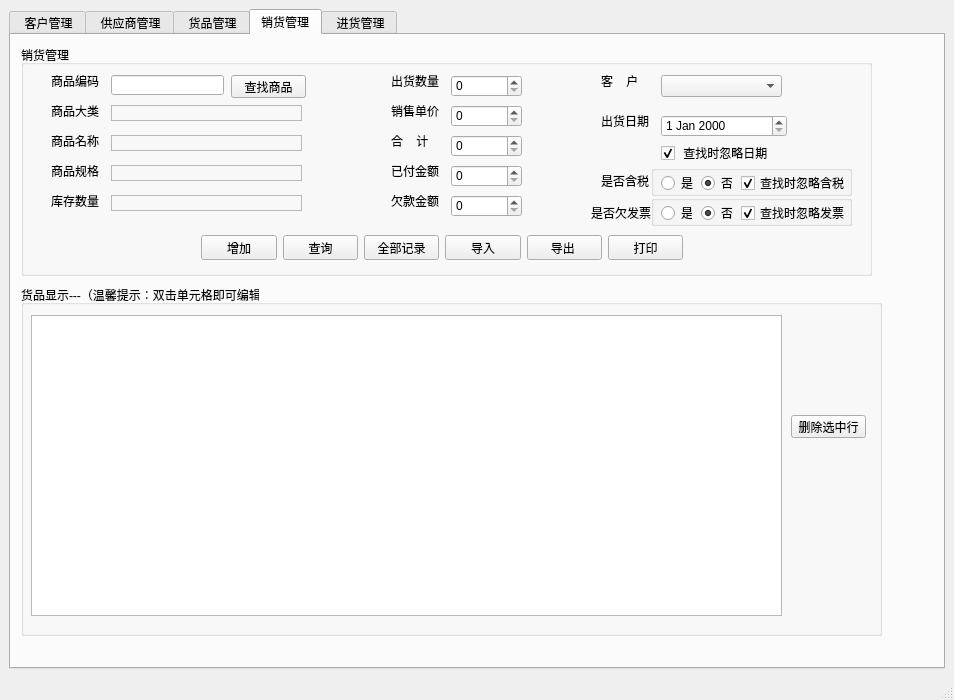
This is mainwindow.ui in YanhuiLu89/customermgsys as Qt 5 draws it before an edit. The edited form follows.
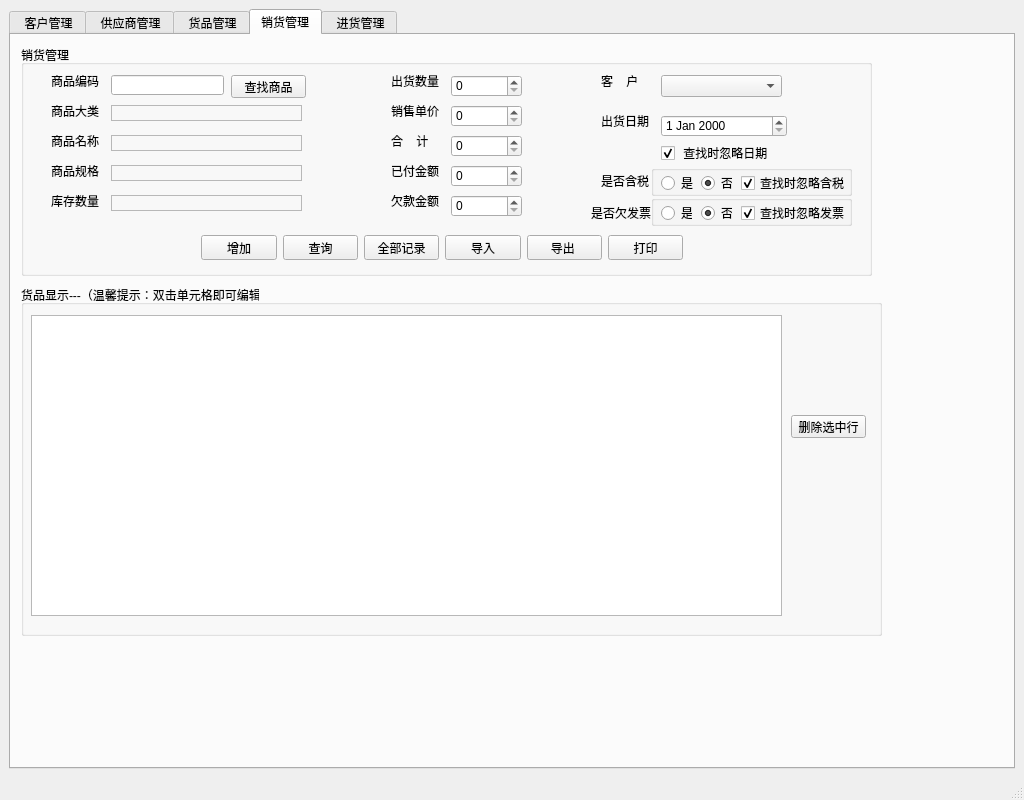
This is the edited form.

Commit message: 修改不能改变窗口大小

Patch:
```diff
--- a/mainwindow.ui
+++ b/mainwindow.ui
@@ -6,8 +6,8 @@
    <rect>
     <x>0</x>
     <y>0</y>
-    <width>954</width>
-    <height>700</height>
+    <width>1024</width>
+    <height>800</height>
    </rect>
   </property>
   <property name="windowTitle">
```
Left out of the diff: 2 changed lines with no effect on the pictures. The commit also changes 2 other files.
